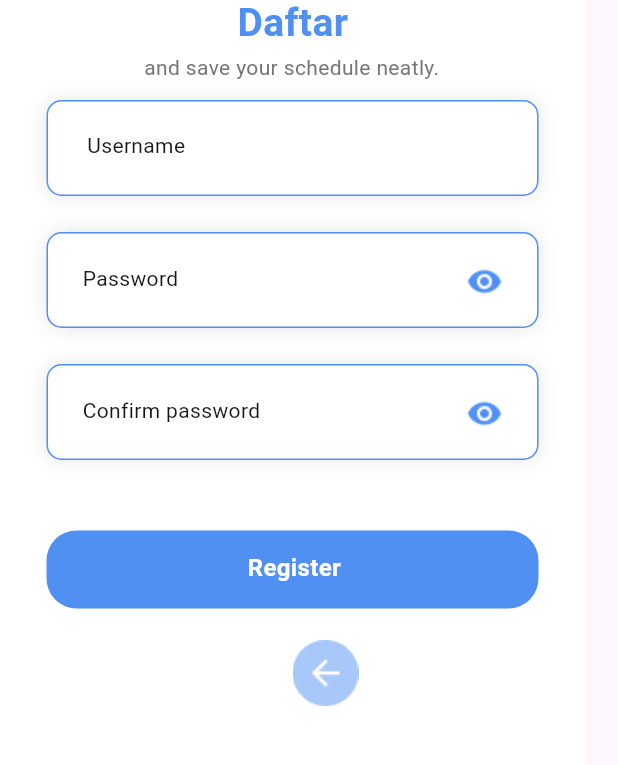
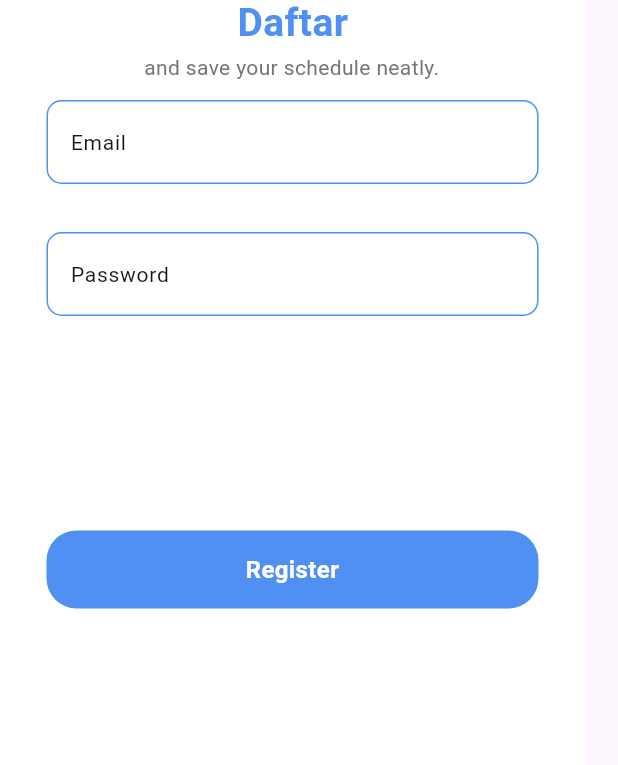
Before and after one commit to lioneladitya/aplikasi-jadwal-kuliah, a Flutter app: the SignupView screen opened by its route, on a phone screen of 412 x 824 dp, the part 335-1100 px from its top. Run offline on Flutter 3.47's test engine with Material 3 defaults, Android fonts, the phone set to English and light mode, and no system bars; our stand-ins replace cloud_firestore, firebase_auth, firebase_core, get; accounts and stored records are empty; network calls fail; Roboto replaces fonts that are missing (Nunito).

```diff
--- a/lib/app/controllers/auth_controller.dart
+++ b/lib/app/controllers/auth_controller.dart
@@ -99,4 +99,5 @@ class AuthController extends GetxController {
     }
   }
 
+  void register(String text, String text2) {}
 }
--- a/lib/app/modules/login/controllers/login_controller.dart
+++ b/lib/app/modules/login/controllers/login_controller.dart
@@ -11,4 +11,5 @@ class LoginController extends GetxController {
     cPass.dispose();
     super.onClose();
   }
+
 }
--- a/lib/app/modules/login/views/login_view.dart
+++ b/lib/app/modules/login/views/login_view.dart
@@ -2,7 +2,6 @@ import 'package:flutter/material.dart';
 import 'package:get/get.dart';
 import 'package:myapp/app/controllers/auth_controller.dart';
 import 'package:myapp/app/routes/app_pages.dart';
-
 import '../controllers/login_controller.dart';
 
 class LoginView extends GetView<LoginController> {
--- a/lib/app/modules/signup/views/signup_view.dart
+++ b/lib/app/modules/signup/views/signup_view.dart
@@ -1,19 +1,13 @@
 import 'package:flutter/material.dart';
-
 import 'package:get/get.dart';
-import 'package:myapp/app/controllers/auth_controller.dart';
-
+import 'package:firebase_auth/firebase_auth.dart'; // Tambahkan Firebase Auth
 import '../controllers/signup_controller.dart';
 
 class SignupView extends GetView<SignupController> {
-  final cAuth = Get.find<AuthController>();
+  final FirebaseAuth _auth = FirebaseAuth.instance; // Firebase Auth instance
 
   @override
   Widget build(BuildContext context) {
-    //agar rensponsive -- soon
-    // double screenWidth = MediaQuery.of(context).size.width;
-    // double screenHeight = MediaQuery.of(context).size.height;
-
     return Scaffold(
       body: Container(
         width: 390,
@@ -22,15 +16,6 @@ class SignupView extends GetView<SignupController> {
         decoration: BoxDecoration(color: Colors.white),
         child: Stack(
           children: [
-            Positioned(
-              left: 0,
-              top: 808.13,
-              child: Container(
-                width: 390,
-                height: 35.87,
-                child: Stack(),
-              ),
-            ),
             Positioned(
               left: 153,
               top: 223.66,
@@ -89,47 +74,24 @@ class SignupView extends GetView<SignupController> {
               child: Container(
                 width: 328,
                 height: 64,
-                child: Stack(
-                  children: [
-                    Positioned(
-                      left: 0,
-                      top: 0,
-                      child: Container(
-                        width: 328,
-                        height: 64,
-                        decoration: ShapeDecoration(
-                          color: Colors.white,
-                          shape: RoundedRectangleBorder(
-                            side:
-                                BorderSide(width: 1, color: Color(0xFF5090F3)),
-                            borderRadius: BorderRadius.circular(10),
-                          ),
-                          shadows: [
-                            BoxShadow(
-                              color: Color(0x19000000),
-                              blurRadius: 10,
-                              offset: Offset(0, 0),
-                              spreadRadius: 0,
-                            )
-                          ],
-                        ),
-                      ),
-                    ),
-                    Positioned(
-                      left: 27,
-                      top: 22,
-                      child: Text(
-                        'Username',
-                        style: TextStyle(
+                child: TextField(
+                  controller: controller.cEmail,
+                  decoration: InputDecoration(
+                    hintText: 'Email',
+                    hintStyle: TextStyle(
                       color: Color(0xFF181818),
                       fontSize: 14,
                       fontFamily: 'Nunito',
-                          fontWeight: FontWeight.w400,
-                          height: 0,
+                    ),
+                    enabledBorder: OutlineInputBorder(
+                      borderSide: BorderSide(color: Color(0xFF5090F3)),
+                      borderRadius: BorderRadius.circular(10),
+                    ),
+                    focusedBorder: OutlineInputBorder(
+                      borderSide: BorderSide(color: Color(0xFF5090F3)),
+                      borderRadius: BorderRadius.circular(10),
                     ),
                   ),
-                    ),
-                  ],
                 ),
               ),
             ),
@@ -139,137 +101,69 @@ class SignupView extends GetView<SignupController> {
               child: Container(
                 width: 328,
                 height: 64,
-                child: Stack(
-                  children: [
-                    Positioned(
-                      left: 0,
-                      top: 0,
-                      child: Container(
-                        width: 328,
-                        height: 64,
-                        decoration: ShapeDecoration(
-                          color: Colors.white,
-                          shape: RoundedRectangleBorder(
-                            side:
-                                BorderSide(width: 1, color: Color(0xFF5090F3)),
-                            borderRadius: BorderRadius.circular(10),
-                          ),
-                          shadows: [
-                            BoxShadow(
-                              color: Color(0x19000000),
-                              blurRadius: 10,
-                              offset: Offset(0, 0),
-                              spreadRadius: 0,
-                            )
-                          ],
-                        ),
-                      ),
-                    ),
-                    Positioned(
-                      left: 24,
-                      top: 23,
-                      child: Text(
-                        'Password',
-                        style: TextStyle(
+                child: TextField(
+                  controller: controller.cPass,
+                  obscureText: true,
+                  decoration: InputDecoration(
+                    hintText: 'Password',
+                    hintStyle: TextStyle(
                       color: Color(0xFF181818),
                       fontSize: 14,
                       fontFamily: 'Nunito',
-                          fontWeight: FontWeight.w400,
-                          height: 0,
+                    ),
+                    enabledBorder: OutlineInputBorder(
+                      borderSide: BorderSide(color: Color(0xFF5090F3)),
+                      borderRadius: BorderRadius.circular(10),
+                    ),
+                    focusedBorder: OutlineInputBorder(
+                      borderSide: BorderSide(color: Color(0xFF5090F3)),
+                      borderRadius: BorderRadius.circular(10),
                     ),
                   ),
-                    ),
-                    Positioned(
-                      left: 280,
-                      top: 21,
-                      child: Container(
-                        width: 24,
-                        height: 24,
-                        decoration: BoxDecoration(),
-                        child: Image.asset(
-                          'assets/images/removeye.png',
-                          fit: BoxFit.cover,
-                        ),
-                      ),
-                    ),
-                  ],
-                ),
-              ),
-            ),
-            Positioned(
-              left: 31,
-              top: 466,
-              child: Container(
-                width: 328,
-                height: 64,
-                child: Stack(
-                  children: [
-                    Positioned(
-                      left: 0,
-                      top: 0,
-                      child: Container(
-                        width: 328,
-                        height: 64,
-                        decoration: ShapeDecoration(
-                          color: Colors.white,
-                          shape: RoundedRectangleBorder(
-                            side:
-                                BorderSide(width: 1, color: Color(0xFF5090F3)),
-                            borderRadius: BorderRadius.circular(10),
-                          ),
-                          shadows: [
-                            BoxShadow(
-                              color: Color(0x19000000),
-                              blurRadius: 10,
-                              offset: Offset(0, 0),
-                              spreadRadius: 0,
-                            )
-                          ],
-                        ),
-                      ),
-                    ),
-                    Positioned(
-                      left: 24,
-                      top: 23,
-                      child: Text(
-                        'Confirm password',
-                        style: TextStyle(
-                          color: Color(0xFF181818),
-                          fontSize: 14,
-                          fontFamily: 'Nunito',
-                          fontWeight: FontWeight.w400,
-                          height: 0,
-                        ),
-                      ),
-                    ),
-                    Positioned(
-                      left: 280,
-                      top: 21,
-                      child: Container(
-                        width: 24,
-                        height: 24,
-                        decoration: BoxDecoration(),
-                        child: Image.asset(
-                          'assets/images/removeye.png',
-                          fit: BoxFit.cover,
-                        ),
-                      ),
-                    ),
-                  ],
                 ),
               ),
             ),
             Positioned(
               left: 31,
               top: 577,
-              child: Container(
-                width: 328,
-                height: 52,
-                child: Stack(
-                  children: [
-                    Positioned(
-                      left: 0,
-                      top: 0,
+              child: GestureDetector(
+                onTap: () async {
+                  String email = controller.cEmail.text.trim();
+                  String password = controller.cPass.text.trim();
+
+                  if (email.isEmpty || password.isEmpty) {
+                    Get.snackbar(
+                      'Error',
+                      'Email and Password cannot be empty.',
+                      snackPosition: SnackPosition.BOTTOM,
+                    );
+                    return;
+                  }
+
+                  try {
+                    // Register user
+                    UserCredential userCredential = await _auth.createUserWithEmailAndPassword(
+                      email: email,
+                      password: password,
+                    );
+
+                    // Send email verification
+                    if (userCredential.user != null && !userCredential.user!.emailVerified) {
+                      await userCredential.user!.sendEmailVerification();
+                      Get.snackbar(
+                        'Success',
+                        'Registration successful! Please check your email for verification.',
+                        snackPosition: SnackPosition.BOTTOM,
+                      );
+                    }
+                  } catch (e) {
+                    Get.snackbar(
+                      'Registration Error',
+                      e.toString(),
+                      snackPosition: SnackPosition.BOTTOM,
+                    );
+                  }
+                },
                 child: Container(
                   width: 328,
                   height: 52,
@@ -279,11 +173,7 @@ class SignupView extends GetView<SignupController> {
                       borderRadius: BorderRadius.circular(20),
                     ),
                   ),
-                      ),
-                    ),
-                    Positioned(
-                      left: 134,
-                      top: 15,
+                  child: Center(
                     child: Text(
                       'Register',
                       textAlign: TextAlign.center,
@@ -296,20 +186,6 @@ class SignupView extends GetView<SignupController> {
                       ),
                     ),
                   ),
-                  ],
-                ),
-              ),
-            ),
-            Positioned(
-              left: 195,
-              top: 650,
-              child: Container(
-                width: 44,
-                height: 44,
-                decoration: BoxDecoration(),
-                child: Image.asset(
-                  'assets/images/arrback.png',
-                  fit: BoxFit.cover,
                 ),
               ),
             ),
```
Lines whose indentation alone changed are shown as unchanged.
